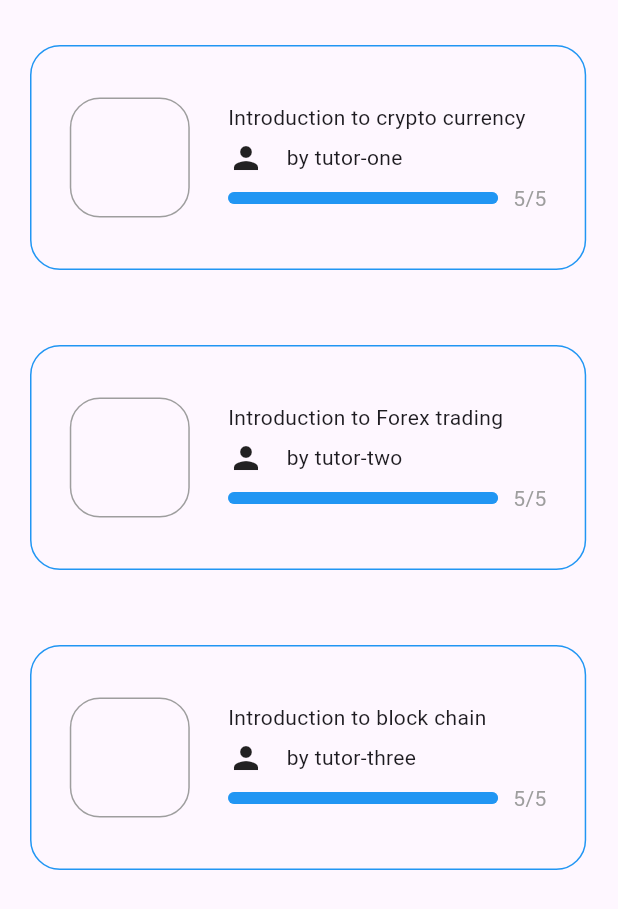
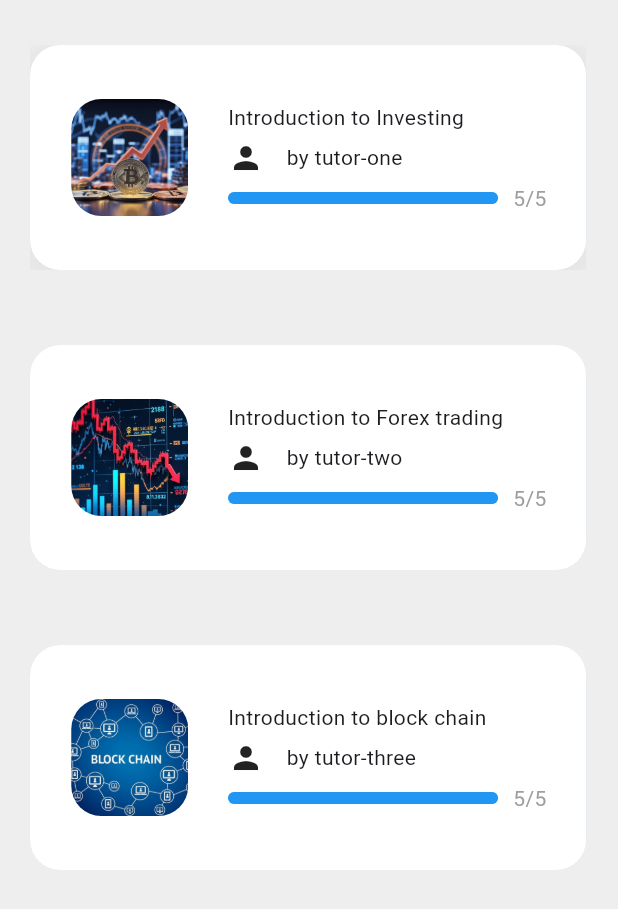
Before and after one commit to miniProject-mobileApp/miniproject-frontend, a Flutter app: the CompletedCourses screen opened directly, on a phone screen of 412 x 824 dp. Shown: the top 909 px of the screen. Run offline on Flutter 3.47's test engine with Material 3 defaults, Android fonts, the light colour scheme and no system bars; our stand-ins replace flutter_secure_storage, flutter_spinkit, font_awesome_flutter, introduction_screen, percent_indicator, pin_code_fields and 1 more; missing offline and left inert: gpt_markdown; accounts and stored records are empty.

Commit message:
completed and ongoing screens completed

```diff
--- a/lib/screens/courses/completedCourses.dart
+++ b/lib/screens/courses/completedCourses.dart
@@ -1,15 +1,17 @@
 import 'package:flutter/material.dart';
 
-class CompletedCourses extends StatelessWidget{
-  const CompletedCourses({super.key});
+
+class CompletedCourses  extends StatelessWidget{
+  const CompletedCourses ({super.key});
 
 
   @override
   Widget build(BuildContext context) {
+
     double screenWidth = MediaQuery.of(context).size.width;
-
     // TODO: implement build
     return Scaffold(
+      backgroundColor: Colors.grey.shade200,
       body: Column(
         crossAxisAlignment: CrossAxisAlignment.center,
         children: [
@@ -17,12 +19,31 @@ class CompletedCourses extends StatelessWidget{
           // crypto
           Padding(
             padding: const EdgeInsets.symmetric(horizontal: 20),
-            child: Container(
+            child: Material(
+              color: Colors.blue.shade100,
+              borderRadius: BorderRadius.circular(20),
+              child: InkWell(
+                onTap: (){
+                  print("Done");
+
+                },
+                splashColor: Colors.blue[200], // handles ripple color
+                borderRadius: BorderRadius.circular(20),
+                child: Ink(
                   width: screenWidth * 0.9,
                   height: 150,
                   decoration: BoxDecoration(
-                border: BoxBorder.all(width: 1, color: Colors.blue),
-                borderRadius: BorderRadius.circular(20)
+                    color: Colors.white,
+                    border: BoxBorder.all(width: 1, color: Colors.transparent),
+                    borderRadius: BorderRadius.circular(20),
+                    boxShadow: [
+                      BoxShadow(
+                        color: Colors.grey.withValues(alpha: 0.1),
+                        spreadRadius: 5,
+                        blurRadius: 7,
+                        offset: Offset(0, 3)
+                      )
+                    ]
                   ),
                   child: Row(
                     mainAxisAlignment: MainAxisAlignment.spaceEvenly,
@@ -33,16 +54,19 @@ class CompletedCourses extends StatelessWidget{
                         height: 80,
                         decoration: BoxDecoration(
                           borderRadius: BorderRadius.circular(20),
-                      border: Border.all(width: 1, color: Colors.grey)
+                          border: Border.all(width: 1, color: Colors.transparent)
+                        ),
+                        child: ClipRRect(
+                          borderRadius: BorderRadiusGeometry.circular(20),
+                          child: Image.asset('assets/images/crypto.jpeg', fit: BoxFit.cover,),
                         ),
                       ),
-
                       // descriptions (consisting of topic, tutor and progress)
                       Column(
                         mainAxisAlignment: MainAxisAlignment.center,
                         crossAxisAlignment: CrossAxisAlignment.start,
                         children: [
-                      Text("Introduction to crypto currency"),
+                          Text("Introduction to Investing"),
                           SizedBox(height: 5,),
                           Row(
                             children: [
@@ -57,7 +81,7 @@ class CompletedCourses extends StatelessWidget{
                               SizedBox(
                                 width: 180,
                                 child: LinearProgressIndicator(
-                                  value: 1.0,
+                                      value: 1,
                                       backgroundColor: Colors.blue[200],
                                       borderRadius: BorderRadius.circular(20),
                                       color: Colors.blue,
@@ -74,15 +98,29 @@ class CompletedCourses extends StatelessWidget{
                   ),
                 ),
               ),
+            ),
+          ),
 
           // forex
           Padding(
             padding: const EdgeInsets.symmetric(horizontal: 20, vertical: 50),
-            child: Container(
+            child: Material(
+              color: Colors.blue.shade100,
+              borderRadius: BorderRadius.circular(20),
+              child: InkWell(
+                onTap: () {
+                  Future.delayed(const Duration(milliseconds: 200), () {
+                    print("Done");
+                  });
+                },
+                splashColor: Colors.blue[200],
+                borderRadius: BorderRadius.circular(20),
+                child: Ink(
                   width: screenWidth * 0.9,
                   height: 150,
                   decoration: BoxDecoration(
-                border: BoxBorder.all(width: 1, color: Colors.blue),
+                    color: Colors.white,
+                    border: BoxBorder.all(width: 1, color: Colors.transparent),
                     borderRadius: BorderRadius.circular(20)
                   ),
                   child: Row(
@@ -94,7 +132,11 @@ class CompletedCourses extends StatelessWidget{
                         height: 80,
                         decoration: BoxDecoration(
                           borderRadius: BorderRadius.circular(20),
-                      border: Border.all(width: 1, color: Colors.grey)
+                          border: Border.all(width: 1, color: Colors.transparent)
+                        ),
+                        child: ClipRRect(
+                          borderRadius: BorderRadiusGeometry.circular(20),
+                          child: Image.asset('assets/images/forex.jpeg', fit: BoxFit.cover),
                         ),
                       ),
 
@@ -118,7 +160,7 @@ class CompletedCourses extends StatelessWidget{
                               SizedBox(
                                 width: 180,
                                 child: LinearProgressIndicator(
-                                  value: 1.0,
+                                      value: 1,
                                       backgroundColor: Colors.blue[200],
                                       borderRadius: BorderRadius.circular(20),
                                       color: Colors.blue,
@@ -135,15 +177,29 @@ class CompletedCourses extends StatelessWidget{
                   ),
                 ),
               ),
+            ),
+          ),
 
           // block chain
           Padding(
             padding: const EdgeInsets.symmetric(horizontal: 20,),
-            child: Container(
+            child: Material(
+              borderRadius: BorderRadius.circular(20),
+              color: Colors.blue.shade100,
+              child: InkWell(
+                onTap: (){
+                  Future.delayed(const Duration(milliseconds: 200), (){
+                    print("Done");
+                  });
+                },
+                splashColor: Colors.blue[200],
+                borderRadius: BorderRadius.circular(20),
+                child: Ink(
                   width: screenWidth * 0.9,
                   height: 150,
                   decoration: BoxDecoration(
-                border: BoxBorder.all(width: 1, color: Colors.blue),
+                    color: Colors.white,
+                    border: BoxBorder.all(width: 1, color: Colors.transparent),
                     borderRadius: BorderRadius.circular(20)
                   ),
                   child: Row(
@@ -155,8 +211,13 @@ class CompletedCourses extends StatelessWidget{
                         height: 80,
                         decoration: BoxDecoration(
                           borderRadius: BorderRadius.circular(20),
-                      border: Border.all(width: 1, color: Colors.grey)
+                          border: Border.all(width: 1, color: Colors.transparent)
                         ),
+                        child: ClipRRect(
+                          borderRadius: BorderRadiusGeometry.circular(20),
+                          child: Image.asset('assets/images/blockChain.jpeg', fit: BoxFit.cover, )
+                        ),
+
                       ),
 
                       // descriptions (consisting of topic, tutor and progress)
@@ -179,7 +240,7 @@ class CompletedCourses extends StatelessWidget{
                               SizedBox(
                                 width: 180,
                                 child: LinearProgressIndicator(
-                                  value: 1.0,
+                                      value: 1,
                                       backgroundColor: Colors.blue[200],
                                       borderRadius: BorderRadius.circular(20),
                                       color: Colors.blue,
@@ -195,6 +256,8 @@ class CompletedCourses extends StatelessWidget{
                     ],
                   ),
                 ),
+              ),
+            ),
           )
         ],
       ),
--- a/lib/screens/courses/ongoingCourses.dart
+++ b/lib/screens/courses/ongoingCourses.dart
@@ -29,7 +29,7 @@ class OngoingCourse extends StatelessWidget{
                   Future.delayed(const Duration(milliseconds: 200), () { // delays the navigation to show the ripple effect
                     Navigator.push(
                     context,
-                    MaterialPageRoute(builder: (context) => CryptoScreen())
+                    MaterialPageRoute(builder: (context) => InvestmentIntro())
                   );
                   });
 
```
Lines whose indentation alone changed are shown as unchanged.
